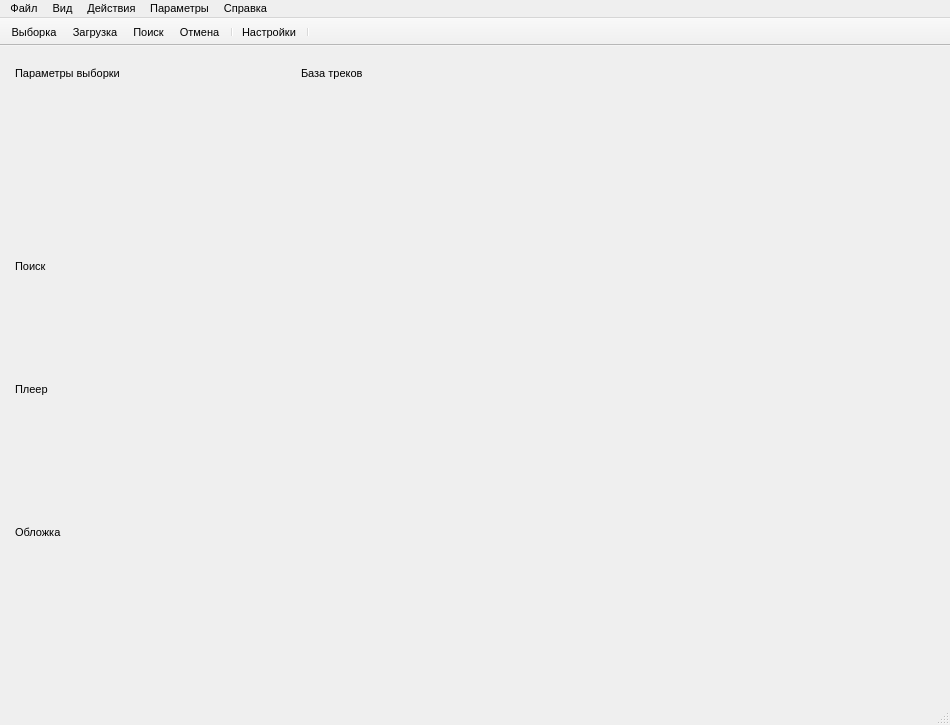
Qt form mainwindow.ui (sidorplugin/HearDemoTrackEasy) before a commit.
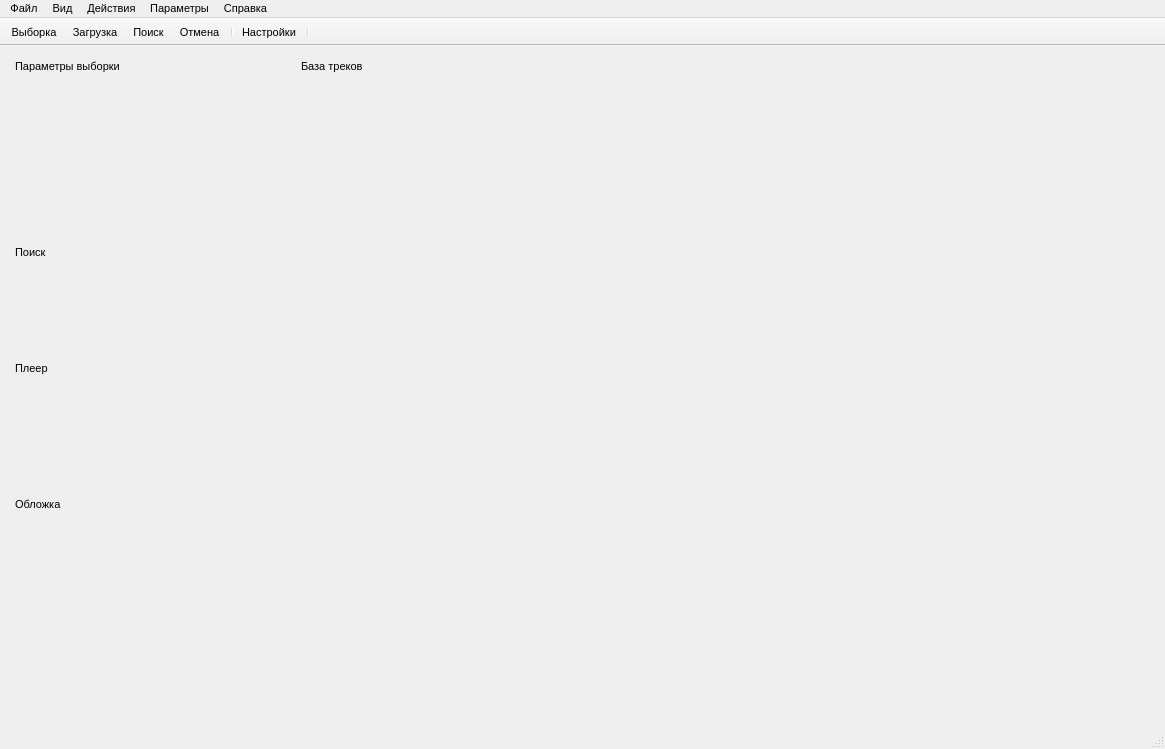
The same form after that commit. Icons and pictures are not drawn.

Commit message: Add unique key feature by catalog + label

What changed in the file:
```diff
--- a/mainwindow.ui
+++ b/mainwindow.ui
@@ -6,8 +6,8 @@
    <rect>
     <x>0</x>
     <y>0</y>
-    <width>946</width>
-    <height>725</height>
+    <width>1165</width>
+    <height>749</height>
    </rect>
   </property>
   <property name="font">
@@ -69,32 +69,6 @@
       <widget class="QWidget" name="dockWidgetContents"/>
      </widget>
     </item>
-    <item row="0" column="1" rowspan="4">
-     <widget class="QDockWidget" name="dockWidgetDbView">
-      <property name="sizePolicy">
-       <sizepolicy hsizetype="Maximum" vsizetype="Maximum">
-        <horstretch>0</horstretch>
-        <verstretch>0</verstretch>
-       </sizepolicy>
-      </property>
-      <property name="minimumSize">
-       <size>
-        <width>642</width>
-        <height>542</height>
-       </size>
-      </property>
-      <property name="features">
-       <set>QDockWidget::NoDockWidgetFeatures</set>
-      </property>
-      <property name="allowedAreas">
-       <set>Qt::RightDockWidgetArea</set>
-      </property>
-      <property name="windowTitle">
-       <string>База треков</string>
-      </property>
-      <widget class="QWidget" name="dockWidgetContents_13"/>
-     </widget>
-    </item>
     <item row="1" column="0">
      <widget class="QDockWidget" name="dockWidgetSearch">
       <property name="minimumSize">
@@ -158,7 +132,7 @@
       <property name="maximumSize">
        <size>
         <width>280</width>
-        <height>130</height>
+        <height>160</height>
        </size>
       </property>
       <property name="features">
@@ -173,27 +147,47 @@
       <widget class="QWidget" name="dockWidgetContents_5"/>
      </widget>
     </item>
+    <item row="4" column="0">
+     <widget class="QLabel" name="labelImage">
+      <property name="text">
+       <string/>
+      </property>
+     </widget>
+    </item>
+    <item row="0" column="1" rowspan="5">
+     <widget class="QDockWidget" name="dockWidgetDbView">
+      <property name="sizePolicy">
+       <sizepolicy hsizetype="Maximum" vsizetype="Maximum">
+        <horstretch>0</horstretch>
+        <verstretch>0</verstretch>
+       </sizepolicy>
+      </property>
+      <property name="minimumSize">
+       <size>
+        <width>642</width>
+        <height>542</height>
+       </size>
+      </property>
+      <property name="features">
+       <set>QDockWidget::NoDockWidgetFeatures</set>
+      </property>
+      <property name="allowedAreas">
+       <set>Qt::RightDockWidgetArea</set>
+      </property>
+      <property name="windowTitle">
+       <string>База треков</string>
+      </property>
+      <widget class="QWidget" name="dockWidgetContents_13"/>
+     </widget>
+    </item>
    </layout>
-   <widget class="QLabel" name="labelImage">
-    <property name="geometry">
-     <rect>
-      <x>9</x>
-      <y>589</y>
-      <width>16</width>
-      <height>16</height>
-     </rect>
-    </property>
-    <property name="text">
-     <string/>
-    </property>
-   </widget>
   </widget>
   <widget class="QMenuBar" name="menuBar">
    <property name="geometry">
     <rect>
      <x>0</x>
      <y>0</y>
-     <width>946</width>
+     <width>1165</width>
      <height>21</height>
     </rect>
    </property>
```
The commit also changes 17 other files.
